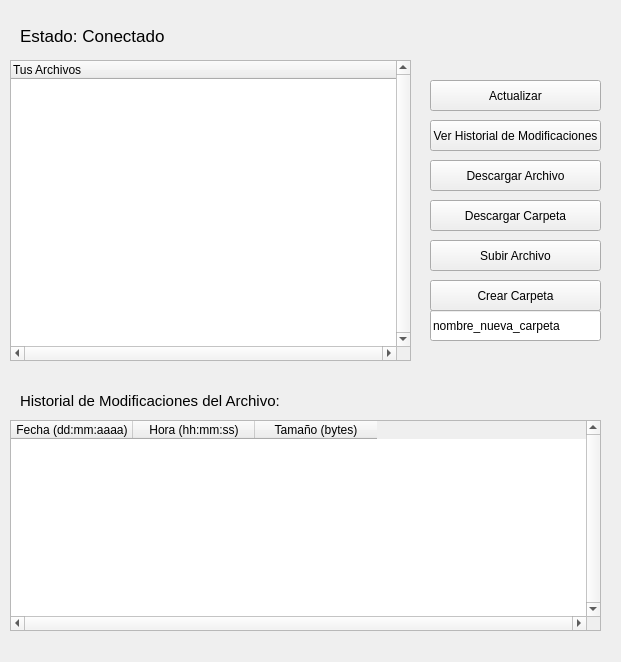
This is Tareas/T07/main.ui in javierlopeza/IIC2233-2015-2 as Qt 5 draws it before an edit. The edited form follows.
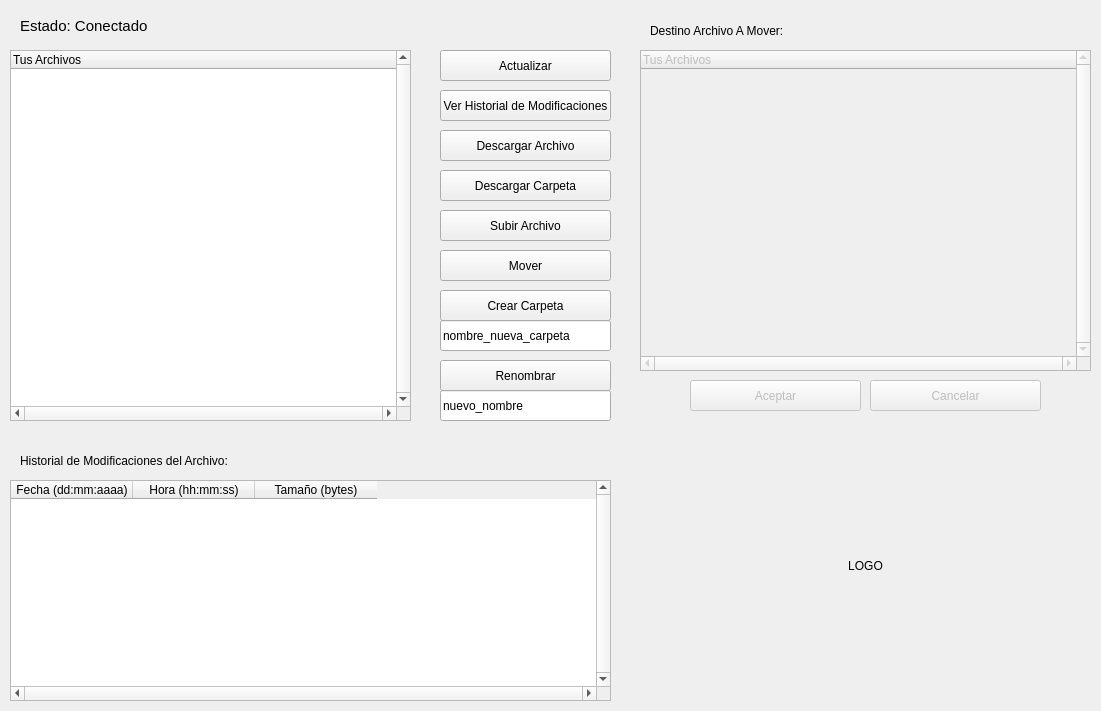
This is the edited form.

What changed in the file:
```diff
--- a/Tareas/T07/main.ui
+++ b/Tareas/T07/main.ui
@@ -6,8 +6,8 @@
    <rect>
     <x>0</x>
     <y>0</y>
-    <width>621</width>
-    <height>662</height>
+    <width>1101</width>
+    <height>711</height>
    </rect>
   </property>
   <property name="windowTitle">
@@ -17,9 +17,9 @@
    <property name="geometry">
     <rect>
      <x>10</x>
-     <y>60</y>
+     <y>50</y>
      <width>401</width>
-     <height>301</height>
+     <height>371</height>
     </rect>
    </property>
    <property name="verticalScrollBarPolicy">
@@ -40,8 +40,8 @@
   <widget class="QPushButton" name="VerHistorialButton">
    <property name="geometry">
     <rect>
-     <x>430</x>
-     <y>120</y>
+     <x>440</x>
+     <y>90</y>
      <width>171</width>
      <height>31</height>
     </rect>
@@ -53,8 +53,8 @@
   <widget class="QPushButton" name="DescargarArchivoButton">
    <property name="geometry">
     <rect>
-     <x>430</x>
-     <y>160</y>
+     <x>440</x>
+     <y>130</y>
      <width>171</width>
      <height>31</height>
     </rect>
@@ -66,8 +66,8 @@
   <widget class="QPushButton" name="SubirArchivoButton">
    <property name="geometry">
     <rect>
-     <x>430</x>
-     <y>240</y>
+     <x>440</x>
+     <y>210</y>
      <width>171</width>
      <height>31</height>
     </rect>
@@ -82,12 +82,12 @@
      <x>20</x>
      <y>10</y>
      <width>431</width>
-     <height>51</height>
+     <height>31</height>
     </rect>
    </property>
    <property name="font">
     <font>
-     <pointsize>13</pointsize>
+     <pointsize>11</pointsize>
     </font>
    </property>
    <property name="text">
@@ -98,14 +98,14 @@
    <property name="geometry">
     <rect>
      <x>20</x>
-     <y>380</y>
+     <y>440</y>
      <width>511</width>
      <height>41</height>
     </rect>
    </property>
    <property name="font">
     <font>
-     <pointsize>11</pointsize>
+     <pointsize>9</pointsize>
     </font>
    </property>
    <property name="text">
@@ -116,9 +116,9 @@
    <property name="geometry">
     <rect>
      <x>10</x>
-     <y>420</y>
-     <width>591</width>
-     <height>211</height>
+     <y>480</y>
+     <width>601</width>
+     <height>221</height>
     </rect>
    </property>
    <property name="verticalScrollBarPolicy">
@@ -173,8 +173,8 @@
   <widget class="QPushButton" name="ActualizarButton">
    <property name="geometry">
     <rect>
-     <x>430</x>
-     <y>80</y>
+     <x>440</x>
+     <y>50</y>
      <width>171</width>
      <height>31</height>
     </rect>
@@ -186,8 +186,8 @@
   <widget class="QPushButton" name="CrearCarpetaButton">
    <property name="geometry">
     <rect>
-     <x>430</x>
-     <y>280</y>
+     <x>440</x>
+     <y>290</y>
      <width>171</width>
      <height>31</height>
     </rect>
@@ -199,8 +199,8 @@
   <widget class="QLineEdit" name="NombreCarpetaLineEdit">
    <property name="geometry">
     <rect>
-     <x>430</x>
-     <y>310</y>
+     <x>440</x>
+     <y>320</y>
      <width>171</width>
      <height>31</height>
     </rect>
@@ -212,8 +212,8 @@
   <widget class="QPushButton" name="DescargarCarpetaButton">
    <property name="geometry">
     <rect>
-     <x>430</x>
-     <y>200</y>
+     <x>440</x>
+     <y>170</y>
      <width>171</width>
      <height>31</height>
     </rect>
@@ -222,6 +222,138 @@
     <string>Descargar Carpeta</string>
    </property>
   </widget>
+  <widget class="QTreeWidget" name="ArbolArchivos2">
+   <property name="enabled">
+    <bool>false</bool>
+   </property>
+   <property name="geometry">
+    <rect>
+     <x>640</x>
+     <y>50</y>
+     <width>451</width>
+     <height>321</height>
+    </rect>
+   </property>
+   <property name="verticalScrollBarPolicy">
+    <enum>Qt::ScrollBarAlwaysOn</enum>
+   </property>
+   <property name="horizontalScrollBarPolicy">
+    <enum>Qt::ScrollBarAlwaysOn</enum>
+   </property>
+   <property name="verticalScrollMode">
+    <enum>QAbstractItemView::ScrollPerPixel</enum>
+   </property>
+   <column>
+    <property name="text">
+     <string>Tus Archivos</string>
+    </property>
+   </column>
+  </widget>
+  <widget class="QLabel" name="DestinoLabel">
+   <property name="geometry">
+    <rect>
+     <x>650</x>
+     <y>10</y>
+     <width>391</width>
+     <height>41</height>
+    </rect>
+   </property>
+   <property name="font">
+    <font>
+     <pointsize>9</pointsize>
+    </font>
+   </property>
+   <property name="text">
+    <string>Destino Archivo A Mover:</string>
+   </property>
+  </widget>
+  <widget class="QLabel" name="LogoLabel">
+   <property name="geometry">
+    <rect>
+     <x>750</x>
+     <y>450</y>
+     <width>231</width>
+     <height>231</height>
+    </rect>
+   </property>
+   <property name="text">
+    <string>LOGO</string>
+   </property>
+   <property name="alignment">
+    <set>Qt::AlignCenter</set>
+   </property>
+  </widget>
+  <widget class="QPushButton" name="MoverButton">
+   <property name="geometry">
+    <rect>
+     <x>440</x>
+     <y>250</y>
+     <width>171</width>
+     <height>31</height>
+    </rect>
+   </property>
+   <property name="text">
+    <string>Mover</string>
+   </property>
+  </widget>
+  <widget class="QPushButton" name="RenombrarButton">
+   <property name="geometry">
+    <rect>
+     <x>440</x>
+     <y>360</y>
+     <width>171</width>
+     <height>31</height>
+    </rect>
+   </property>
+   <property name="text">
+    <string>Renombrar</string>
+   </property>
+  </widget>
+  <widget class="QLineEdit" name="NuevoNombreLineEdit">
+   <property name="geometry">
+    <rect>
+     <x>440</x>
+     <y>390</y>
+     <width>171</width>
+     <height>31</height>
+    </rect>
+   </property>
+   <property name="text">
+    <string>nuevo_nombre</string>
+   </property>
+  </widget>
+  <widget class="QPushButton" name="AceptarButton">
+   <property name="enabled">
+    <bool>false</bool>
+   </property>
+   <property name="geometry">
+    <rect>
+     <x>690</x>
+     <y>380</y>
+     <width>171</width>
+     <height>31</height>
+    </rect>
+   </property>
+   <property name="text">
+    <string>Aceptar</string>
+   </property>
+  </widget>
+  <widget class="QPushButton" name="CancelarButton">
+   <property name="enabled">
+    <bool>false</bool>
+   </property>
+   <property name="geometry">
+    <rect>
+     <x>870</x>
+     <y>380</y>
+     <width>171</width>
+     <height>31</height>
+    </rect>
+   </property>
+   <property name="text">
+    <string>Cancelar</string>
+   </property>
+  </widget>
  </widget>
  <resources/>
  <connections/>
```
